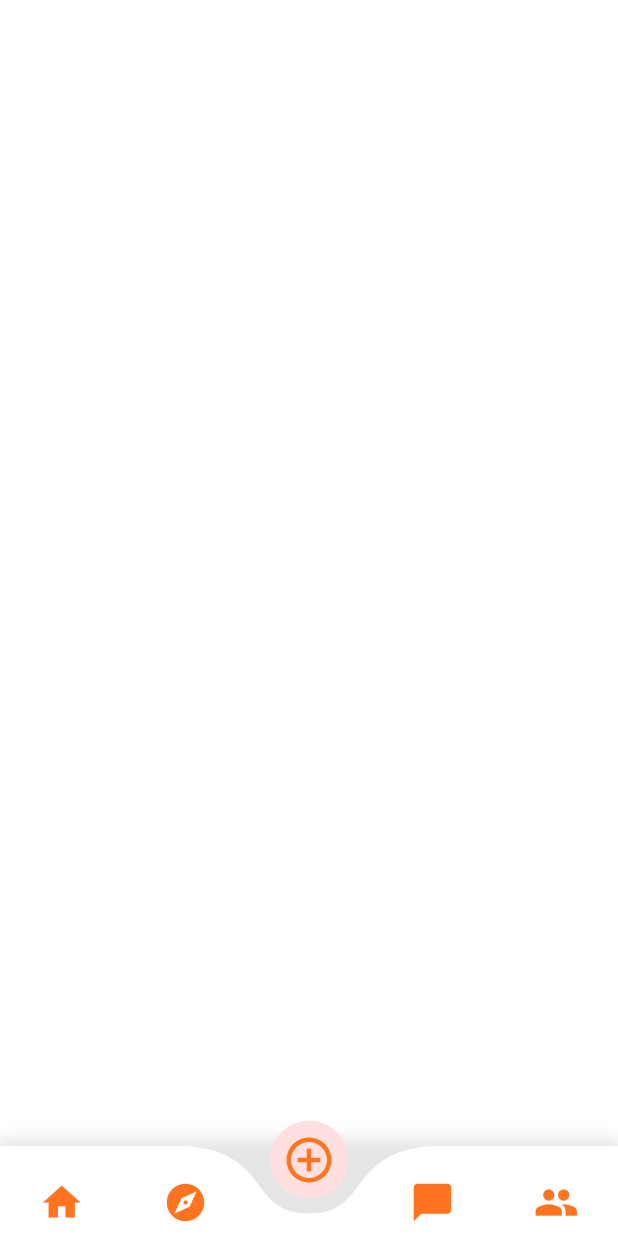
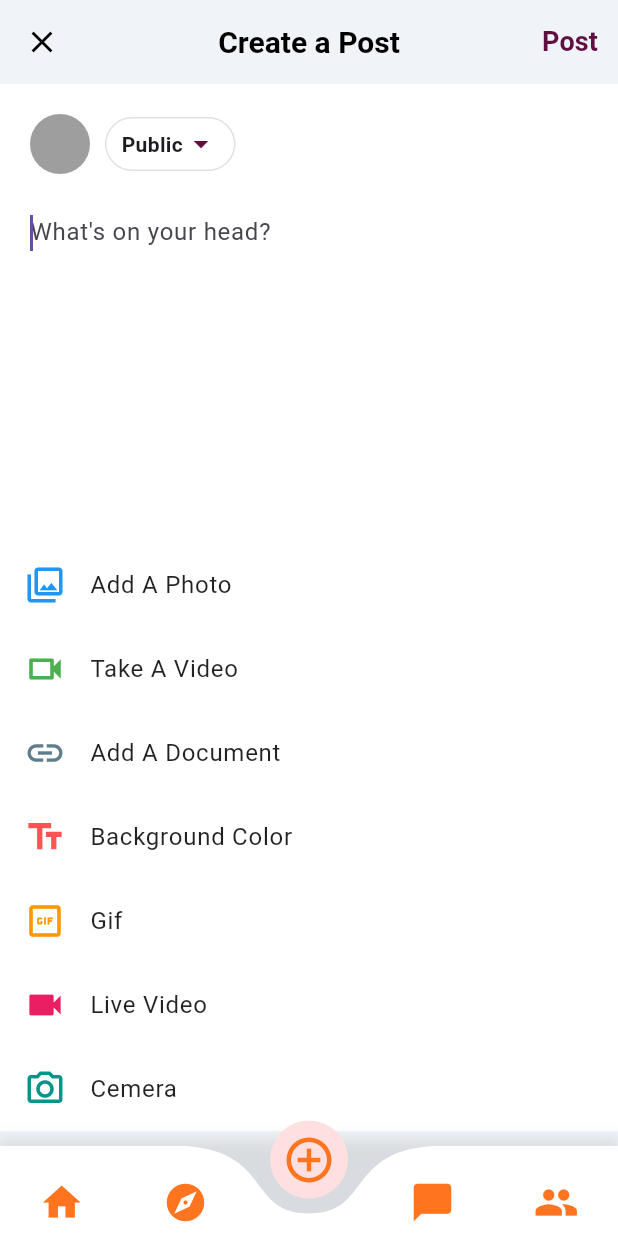
Before and after one commit to PhanMyHa/social_app, a Flutter app: the MainScreen screen opened directly, item 3 of the bottom bar chosen, on a phone screen of 412 x 824 dp. Run offline on Flutter 3.47's test engine with Material 3 defaults, Android fonts, the phone set to English and light mode, and no system bars; drawn by our look-alikes of curved_navigation_bar; our stand-ins replace font_awesome_flutter, swipe_cards.

Commit message:
new screen

```diff
--- /dev/null
+++ b/app_fe/lib/screen/home/create_post_screen.dart
@@ -0,0 +1,121 @@
+// File: lib/screen/main/create_post_screen.dart
+
+import 'package:flutter/material.dart';
+
+class CreatePostScreen extends StatelessWidget {
+  const CreatePostScreen({Key? key}) : super(key: key);
+
+  final Color primaryRed = const Color(0xFFFF5F6D);
+  final Color primaryPurple = const Color(0xFF5F0F40);
+  final Color lightBackground = const Color(0xFFF0F4F8); // Màu nền nhạt cho body
+
+  // --- Danh sách Tùy chọn Đính kèm/Nội dung ---
+  final List<Map<String, dynamic>> postOptions = const [
+    {"title": "Add A Photo", "icon": Icons.photo_library_outlined, "color": Colors.blue},
+    {"title": "Take A Video", "icon": Icons.videocam_outlined, "color": Colors.green},
+    {"title": "Add A Document", "icon": Icons.link, "color": Colors.blueGrey},
+    {"title": "Background Color", "icon": Icons.text_fields, "color": Colors.redAccent},
+    {"title": "Gif", "icon": Icons.gif_box_outlined, "color": Colors.orange},
+    {"title": "Live Video", "icon": Icons.videocam, "color": Colors.pink},
+    {"title": "Cemera", "icon": Icons.camera_alt_outlined, "color": Colors.teal},
+  ];
+
+  // --- Widget Tùy chọn (ListTile) ---
+  Widget _buildOptionTile(Map<String, dynamic> option) {
+    return ListTile(
+      leading: Icon(option["icon"], color: option["color"], size: 28),
+      title: Text(option["title"], style: const TextStyle(fontSize: 16, color: Colors.black87)),
+      onTap: () {
+        // Xử lý hành động khi chọn tùy chọn
+        print("Selected: ${option["title"]}");
+      },
+    );
+  }
+
+  @override
+  Widget build(BuildContext context) {
+    return Scaffold(
+      backgroundColor: lightBackground, // Nền nhạt theo ảnh
+      appBar: AppBar(
+        backgroundColor: Colors.transparent,
+        elevation: 0,
+        leading: IconButton(
+          icon: const Icon(Icons.close, color: Colors.black),
+          onPressed: () => Navigator.pop(context),
+        ),
+        title: const Text('Create a Post', style: TextStyle(fontSize: 20, fontWeight: FontWeight.bold, color: Colors.black)),
+        centerTitle: true,
+        actions: [
+          TextButton(
+            onPressed: () {
+              // Xử lý đăng bài
+              print("Attempting to post...");
+            },
+            child: Text('Post', style: TextStyle(color: primaryPurple, fontSize: 18, fontWeight: FontWeight.bold)),
+          ),
+        ],
+      ),
+      body: Column(
+        children: [
+          // --- Phần Input Bài Đăng (Trắng) ---
+          Expanded(
+            child: Container(
+              color: Colors.white,
+              padding: const EdgeInsets.all(20.0),
+              child: Column(
+                crossAxisAlignment: CrossAxisAlignment.start,
+                children: [
+                  // Profile & Privacy Dropdown
+                  Row(
+                    children: [
+                      const CircleAvatar(radius: 20, backgroundColor: Colors.grey),
+                      const SizedBox(width: 10),
+                      Container(
+                        padding: const EdgeInsets.symmetric(horizontal: 10, vertical: 5),
+                        decoration: BoxDecoration(
+                          border: Border.all(color: Colors.grey.shade300),
+                          borderRadius: BorderRadius.circular(20),
+                        ),
+                        child: Row(
+                          children: [
+                            const Text('Public', style: TextStyle(fontSize: 14, fontWeight: FontWeight.bold)),
+                            Icon(Icons.arrow_drop_down, color: primaryPurple),
+                          ],
+                        ),
+                      ),
+                    ],
+                  ),
+                  const SizedBox(height: 15),
+
+                  // Text Input Field
+                  const Expanded(
+                    child: TextField(
+                      autofocus: true,
+                      decoration: InputDecoration(
+                        hintText: "What's on your head?",
+                        border: InputBorder.none,
+                      ),
+                      maxLines: null, // Cho phép nhiều dòng
+                      keyboardType: TextInputType.multiline,
+                    ),
+                  ),
+                ],
+              ),
+            ),
+          ),
+
+          // --- Phần Tùy chọn Đính kèm (Dưới) ---
+          Container(
+            color: Colors.white,
+            padding: const EdgeInsets.only(top: 10),
+            child: Column(
+              children: postOptions.map(_buildOptionTile).toList(),
+            ),
+          ),
+          // Thêm padding cho vùng an toàn dưới cùng nếu không dùng extendBody
+          SizedBox(height: MediaQuery.of(context).padding.bottom + 10),
+        ],
+      ),
+    );
+  }
+}
--- a/app_fe/lib/screen/home/mainscreen.dart
+++ b/app_fe/lib/screen/home/mainscreen.dart
@@ -1,3 +1,4 @@
+import 'package:app_fe/screen/home/create_post_screen.dart';
 import 'package:app_fe/screen/home/discover_screen.dart';
 import 'package:app_fe/screen/home/home_screen.dart';
 import 'package:app_fe/screen/home/matches_screen.dart';
@@ -18,7 +19,7 @@ class _MainScreenState extends State<MainScreen> {
   final _screens = [
     HomeFeedScreen(),
     DiscoverScreen(),
-    SizedBox(), // Add
+    CreatePostScreen(), // Add
     MessagesScreen(), // ❗ chỉ content
     MatchesScreen(),
   ];
```
